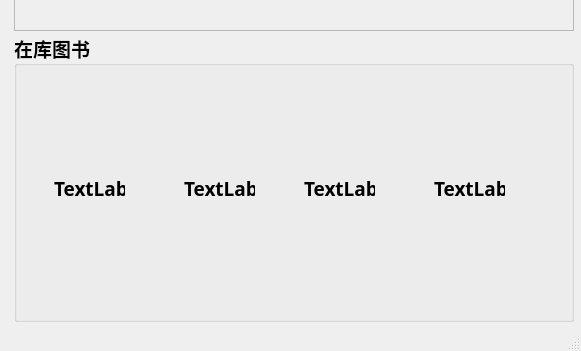
The window that mainwindow.ui (WillsonLee/ShareBooks) describes before a commit, drawn with Qt 5; both pictures show x 0 to 581 and y 478 to 829 of the 581 by 829 pixel window.
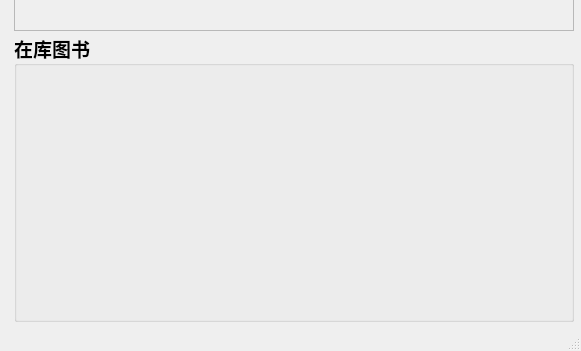
The same window after the commit. Icons and pictures are not drawn. Custom widgets are drawn as their Qt base class.

The edit to the form file:
```diff
--- a/mainwindow.ui
+++ b/mainwindow.ui
@@ -242,58 +242,36 @@
           <property name="title">
            <string>在库图书</string>
           </property>
+          <layout class="QHBoxLayout" name="horizontalLayout_7">
+           <item>
           <widget class="QLabel" name="showbook1">
-           <property name="geometry">
-            <rect>
-             <x>40</x>
-             <y>50</y>
-             <width>71</width>
-             <height>211</height>
-            </rect>
-           </property>
            <property name="text">
-            <string>TextLabel</string>
-           </property>
-          </widget>
+              <string/>
+             </property>
+            </widget>
+           </item>
+           <item>
           <widget class="QLabel" name="showbook2">
-           <property name="geometry">
-            <rect>
-             <x>170</x>
-             <y>50</y>
-             <width>71</width>
-             <height>211</height>
-            </rect>
-           </property>
            <property name="text">
-            <string>TextLabel</string>
-           </property>
-          </widget>
+              <string/>
+             </property>
+            </widget>
+           </item>
+           <item>
           <widget class="QLabel" name="showbook3">
-           <property name="geometry">
-            <rect>
-             <x>290</x>
-             <y>50</y>
-             <width>71</width>
-             <height>211</height>
-            </rect>
-           </property>
            <property name="text">
-            <string>TextLabel</string>
-           </property>
-          </widget>
+              <string/>
+             </property>
+            </widget>
+           </item>
+           <item>
           <widget class="QLabel" name="showbook4">
-           <property name="geometry">
-            <rect>
-             <x>420</x>
-             <y>50</y>
-             <width>71</width>
-             <height>211</height>
-            </rect>
-           </property>
            <property name="text">
-            <string>TextLabel</string>
-           </property>
-          </widget>
+              <string/>
+             </property>
+            </widget>
+           </item>
+          </layout>
          </widget>
         </item>
        </layout>
```
Left out of the diff: 2 changed lines with no effect on the pictures. Lines whose indentation alone changed are shown as unchanged.
